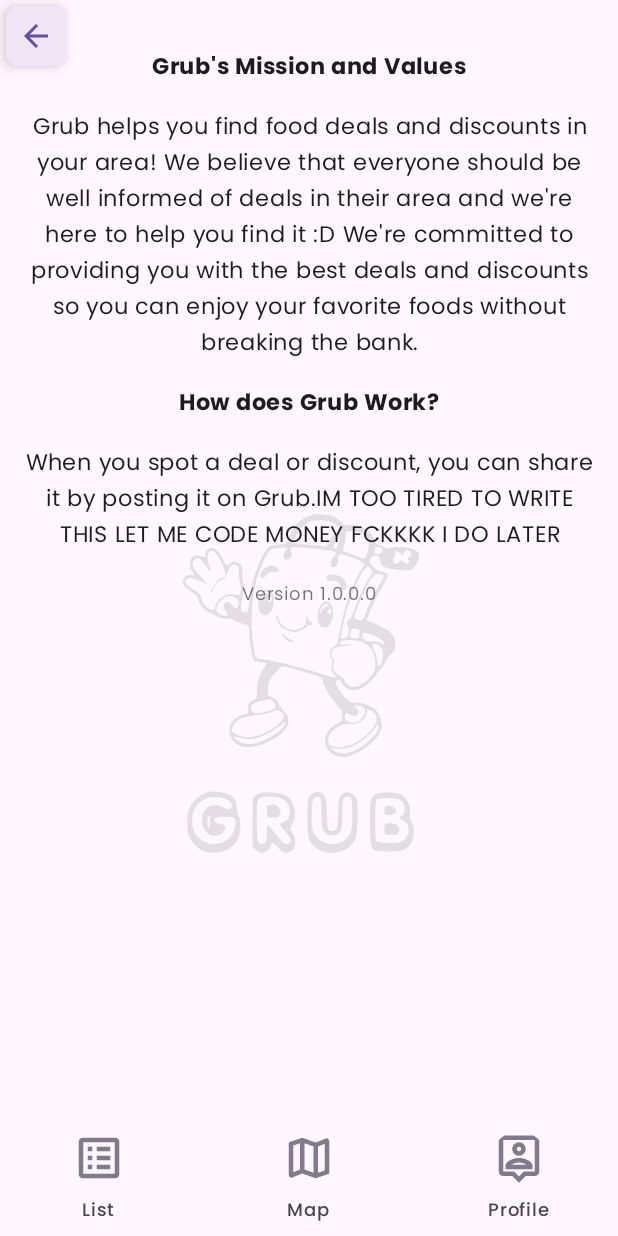
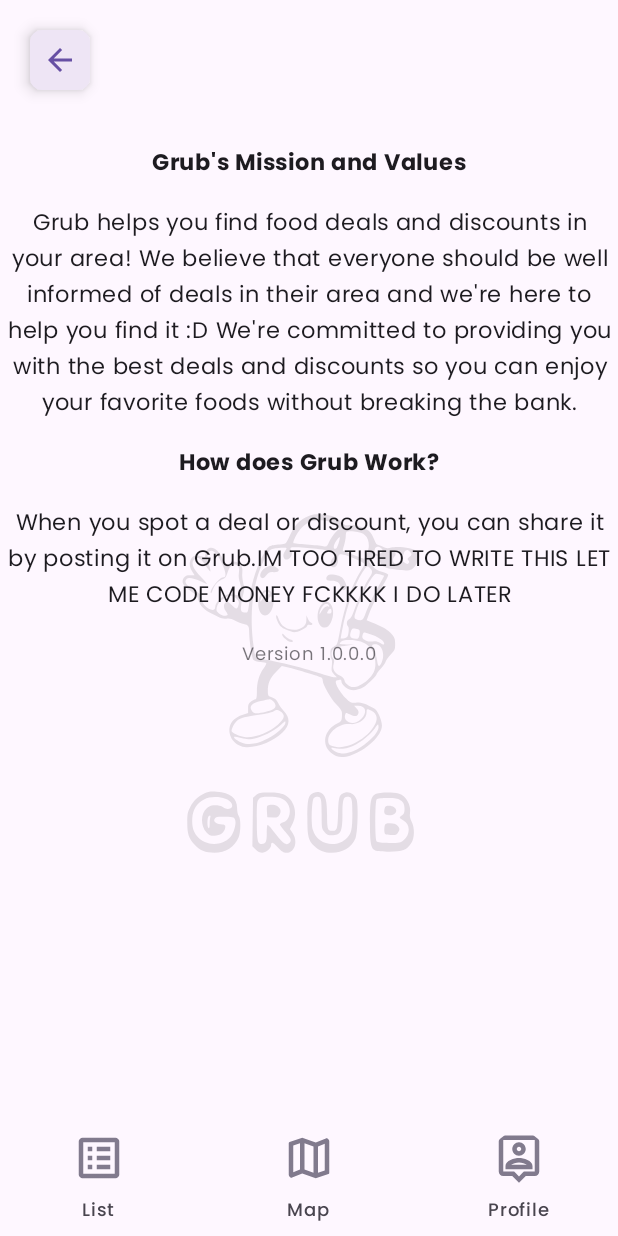
Before and after one commit to oliviaz7/Grub-Deal-Finder-App, an Android app built with Jetpack Compose: the AboutPageRoute screen opened through its navigation route, on a phone screen of 412 x 824 dp. Run offline under Robolectric (Android 15) with nearby library versions, the phone set to English and light mode, and no system bars; our stand-ins replace Firebase (no records; nobody signed in at launch, a user with empty details on screens opened directly); pictures from the network do not load.

Commit message:
Back button fixed

```diff
--- a/app/src/main/java/com/example/grub/ui/about/AboutPage.kt
+++ b/app/src/main/java/com/example/grub/ui/about/AboutPage.kt
@@ -3,19 +3,31 @@ package com.example.grub.ui.about
 import android.os.Build
 import androidx.annotation.RequiresApi
 import androidx.compose.foundation.Image
+import androidx.compose.foundation.gestures.detectTapGestures
 import androidx.compose.foundation.layout.*
 import androidx.compose.foundation.rememberScrollState
+import androidx.compose.material3.rememberModalBottomSheetState
 import androidx.compose.foundation.verticalScroll
 import androidx.compose.material.icons.Icons
 import androidx.compose.material.icons.filled.ArrowBack
+import androidx.compose.material3.ExperimentalMaterial3Api
 import androidx.compose.material3.Icon
 import androidx.compose.material3.MaterialTheme
+import androidx.compose.material3.ModalBottomSheet
 import androidx.compose.material3.SmallFloatingActionButton
 import androidx.compose.material3.Text
+import androidx.compose.material3.Scaffold
 import androidx.compose.runtime.Composable
+import androidx.compose.runtime.getValue
+import androidx.compose.runtime.mutableStateOf
+import androidx.compose.runtime.remember
+import androidx.compose.runtime.setValue
 import androidx.compose.ui.Alignment
 import androidx.compose.ui.Modifier
+import androidx.compose.ui.graphics.Color
 import androidx.compose.ui.graphics.graphicsLayer
+import androidx.compose.ui.input.pointer.pointerInput
+import androidx.compose.ui.platform.LocalFocusManager
 import androidx.compose.ui.text.font.FontWeight
 import androidx.compose.ui.text.style.TextAlign
 import androidx.compose.ui.unit.dp
@@ -24,7 +36,11 @@ import androidx.lifecycle.viewmodel.compose.viewModel
 import androidx.navigation.NavController
 import coil.compose.rememberAsyncImagePainter
 import com.example.grub.R
+import com.example.grub.ui.list.SortingOptions
+import kotlinx.coroutines.delay
+import kotlinx.coroutines.launch
 
+@OptIn(ExperimentalMaterial3Api::class)
 @RequiresApi(Build.VERSION_CODES.O)
 @Composable
 fun AboutPageScreen(
@@ -34,20 +50,20 @@ fun AboutPageScreen(
     navController: NavController
 ) {
     val scrollState = rememberScrollState()
+    val sheetState = rememberModalBottomSheetState()
+    var showBottomSheet by remember { mutableStateOf(false) }
+    val focusManager = LocalFocusManager.current
 
     Box(
         modifier = modifier.fillMaxSize()
     ) {
-        // Background
-        Image(
-            painter = rememberAsyncImagePainter(R.drawable.grub),
-            contentDescription = "Logo Background",
+        Scaffold(
+            topBar = {
+                Box(
                     modifier = Modifier
-                .fillMaxSize()
-                .offset(y = 100.dp)
-                .graphicsLayer(alpha = 0.1f)
-        )
-
+                        .fillMaxWidth()
+                        .padding(16.dp)
+                ) {
                     SmallFloatingActionButton(
                         onClick = { navController.popBackStack() },
                         containerColor = MaterialTheme.colorScheme.background,
@@ -60,11 +76,27 @@ fun AboutPageScreen(
                             modifier = Modifier.size(24.dp)
                         )
                     }
+                }
+            },
+            modifier = Modifier.pointerInput(Unit) {
+                detectTapGestures(onTap = { focusManager.clearFocus() })
+            },
+        ) { innerPadding ->
+            // Background
+            Image(
+                painter = rememberAsyncImagePainter(R.drawable.grub),
+                contentDescription = "Logo Background",
+                modifier = Modifier
+                    .fillMaxSize()
+                    .offset(y = 100.dp)
+                    .graphicsLayer(alpha = 0.1f)
+            )
+
             // Content
             Column(
                 modifier = Modifier
                     .fillMaxSize()
-                .padding(16.dp)
+                    .padding(innerPadding)
                     .verticalScroll(scrollState),
                 verticalArrangement = Arrangement.Top,
                 horizontalAlignment = Alignment.CenterHorizontally
@@ -111,7 +143,7 @@ fun AboutPageScreen(
                     color = MaterialTheme.colorScheme.onBackground.copy(alpha = 0.6f),
                     fontSize = 12.sp
                 )
-
             }
         }
     }
+}
```
Lines whose indentation alone changed are shown as unchanged.
